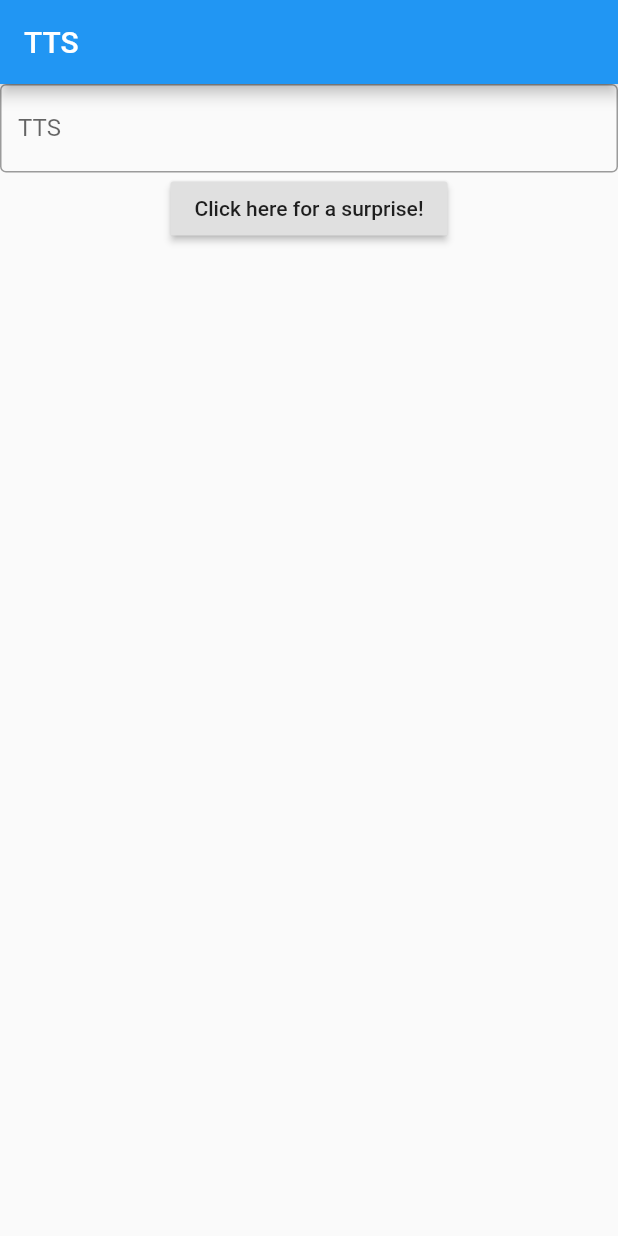
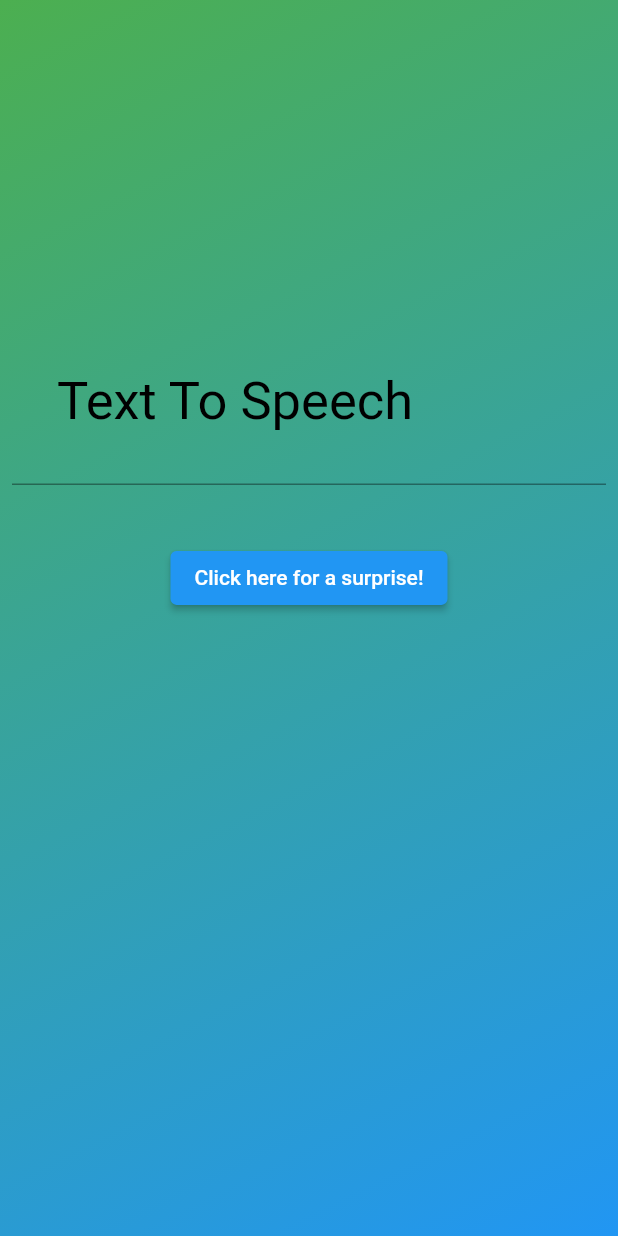
Before and after one commit to ritwikgoel/BotScan, a Flutter app: the screen it shows after launch, after a tap on "Text To Speech", on a phone screen of 412 x 824 dp. Run offline on Flutter 3.47's test engine with Material 2 defaults, Android fonts, the phone set to English and light mode, and no system bars; our stand-ins replace avatar_glow, flutter_tts, speech_to_text; missing offline and left inert: highlight_text.

Commit message:
Fix:bugs

```diff
--- a/app/lib/tts-page.dart
+++ b/app/lib/tts-page.dart
@@ -17,20 +17,39 @@ class ttspage extends StatelessWidget {
 
     return MaterialApp(
       home: Scaffold(
-          appBar: AppBar(
-            title: const Text("TTS"),
-          ),
-          body: Center(
+          body: Container(
+
+            height: MediaQuery.of(context).size.height,
+            width: MediaQuery.of(context).size.width,
+            decoration: const BoxDecoration(
+                gradient: LinearGradient(
+                    begin: Alignment.topLeft,
+                    end: Alignment.bottomRight,
+                    colors: [Colors.green, Colors.blue])),
+            child: Center(
               child: Column(
                 children: [
-                TextField(
+                  SizedBox(
+                    height: MediaQuery.of(context).size.height / 4,
+                  ),
+                  Padding(
+                    padding: const EdgeInsets.all(8.0),
+                    child: TextField(
                       controller: nameController,
                       decoration: const InputDecoration(
-                    border: OutlineInputBorder(),
-                    labelText: 'TTS',
+                        contentPadding: EdgeInsets.all(30),
+                        labelText: 'Text To Speech',
+                        labelStyle: TextStyle(fontSize: 35,
+                        color: Colors.black),
+
+
                       ),
                     ),
-                RaisedButton(
+                  ),
+                  const SizedBox(
+                    height: 30,
+                  ),
+                  ElevatedButton(
                       onPressed: () {
                         speak();
                       },
@@ -39,6 +58,7 @@ class ttspage extends StatelessWidget {
                       )),
                 ],
               ),
+            ),
           )),
     );
   }
```
Also changed, not shown: app/lib/bionic-page.dart (+11 -4 lines), app/lib/stt-page.dart (+7 -0 lines), app/flutter_01.png (added). Lines whose indentation alone changed are shown as unchanged.
